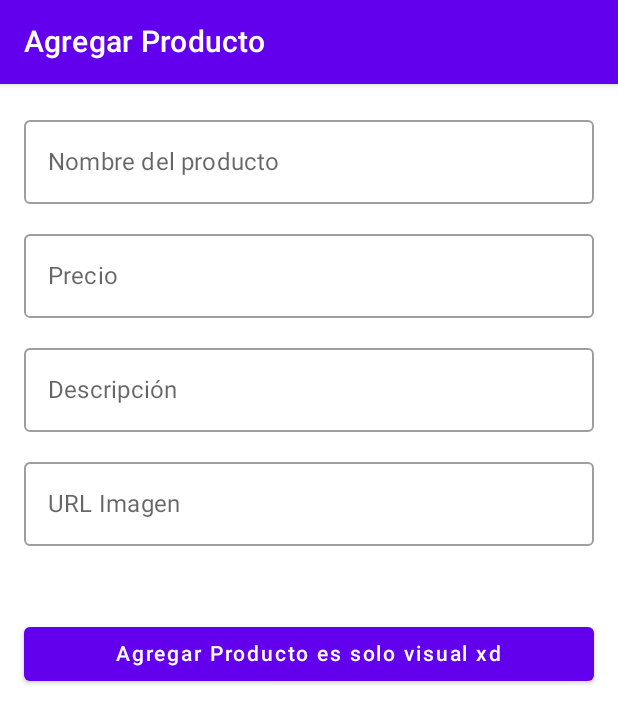
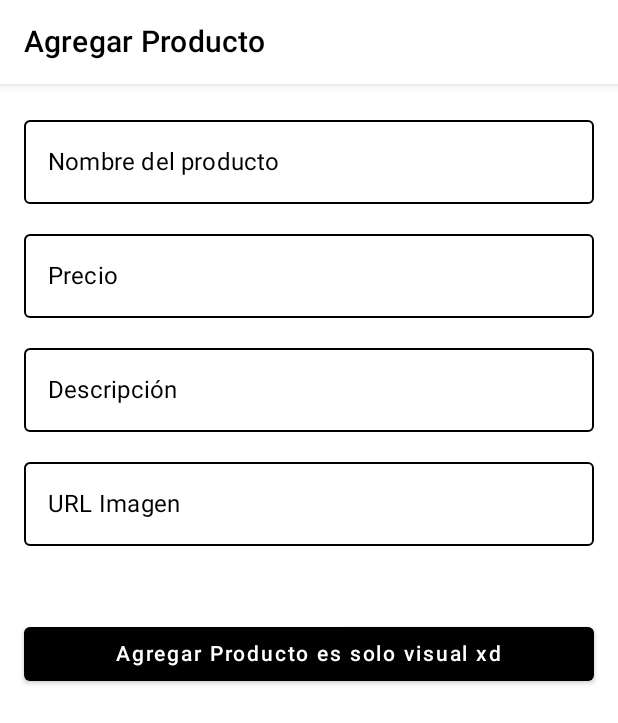
Before and after one commit to alishiin/AppTiendaEval2, an Android app built with Jetpack Compose: the AddProductScreen screen opened through its navigation route, on a phone screen of 412 x 824 dp. Shown: the top 723 px of the screen. Run offline under Robolectric (Android 15) with nearby library versions, the phone set to English and light mode, and no system bars.

Commit message:
Modificacion de AddProductScreen.kt cambios de color a negro

```diff
--- a/app/src/main/java/com/example/apptiendaeval2/view/AddProductScreen.kt
+++ b/app/src/main/java/com/example/apptiendaeval2/view/AddProductScreen.kt
@@ -5,6 +5,7 @@ import androidx.compose.material.*
 import androidx.compose.runtime.*
 import androidx.compose.ui.Modifier
 import androidx.compose.ui.unit.dp
+import androidx.compose.ui.graphics.Color
 import androidx.navigation.NavController
 
 @Composable
@@ -14,9 +15,21 @@ fun AddProductScreen(navController: NavController) {
     var descripcion by remember { mutableStateOf("") }
     var imagenUrl by remember { mutableStateOf("") }
 
+    val blackFieldColors = TextFieldDefaults.outlinedTextFieldColors(
+        focusedBorderColor = Color.Black,
+        unfocusedBorderColor = Color.Black,
+        cursorColor = Color.Black,
+        textColor = Color.Black,
+        focusedLabelColor = Color.Black,
+        unfocusedLabelColor = Color.Black
+    )
+
     Scaffold(
         topBar = {
-            TopAppBar(title = { Text("Agregar Producto") })
+            TopAppBar(
+                title = { Text("Agregar Producto", color = Color.Black) },
+                backgroundColor = Color.White
+            )
         }
     ) { padding ->
         Column(
@@ -30,35 +43,43 @@ fun AddProductScreen(navController: NavController) {
                 value = nombre,
                 onValueChange = { nombre = it },
                 label = { Text("Nombre del producto") },
-                modifier = Modifier.fillMaxWidth()
+                modifier = Modifier.fillMaxWidth(),
+                colors = blackFieldColors
             )
 
             OutlinedTextField(
                 value = precio,
                 onValueChange = { precio = it },
                 label = { Text("Precio") },
-                modifier = Modifier.fillMaxWidth()
+                modifier = Modifier.fillMaxWidth(),
+                colors = blackFieldColors
             )
 
             OutlinedTextField(
                 value = descripcion,
                 onValueChange = { descripcion = it },
                 label = { Text("Descripción") },
-                modifier = Modifier.fillMaxWidth()
+                modifier = Modifier.fillMaxWidth(),
+                colors = blackFieldColors
             )
 
             OutlinedTextField(
                 value = imagenUrl,
                 onValueChange = { imagenUrl = it },
                 label = { Text("URL Imagen") },
-                modifier = Modifier.fillMaxWidth()
+                modifier = Modifier.fillMaxWidth(),
+                colors = blackFieldColors
             )
 
             Spacer(modifier = Modifier.height(24.dp))
 
             Button(
                 onClick = { navController.navigate("backoffice") },
-                modifier = Modifier.fillMaxWidth()
+                modifier = Modifier.fillMaxWidth(),
+                colors = ButtonDefaults.buttonColors(
+                    backgroundColor = Color.Black,
+                    contentColor = Color.White
+                )
             ) {
                 Text("Agregar Producto es solo visual xd")
             }
```
